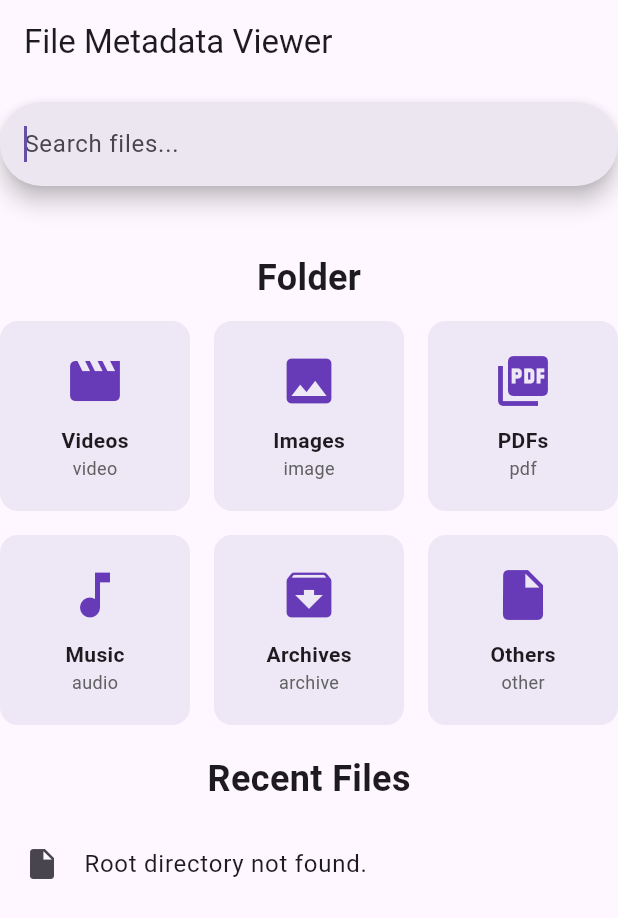
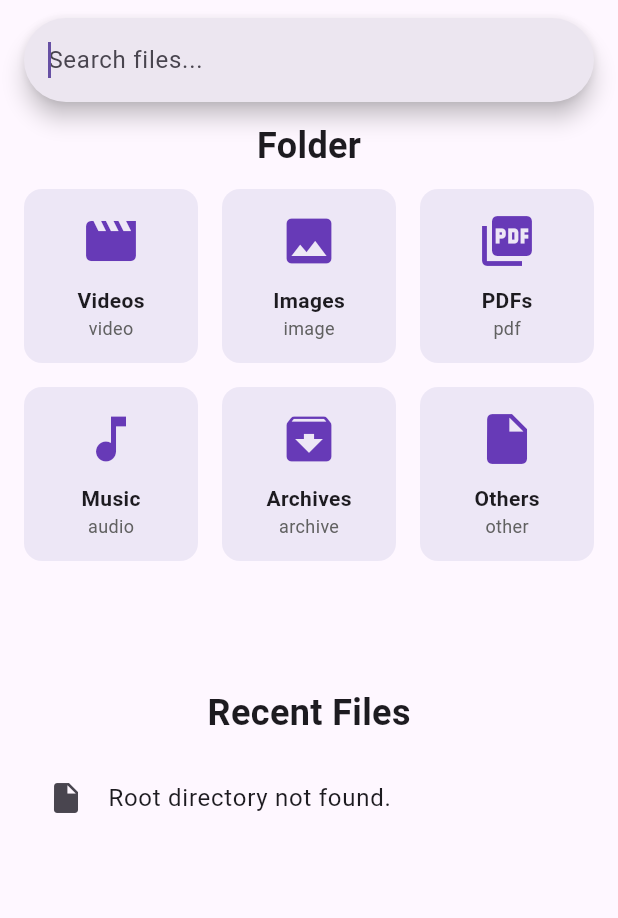
Before and after one commit to kp00004/file_sorter_1, a Flutter app: the screen it shows after launch, after a tap on "Search files...", on a phone screen of 412 x 824 dp. Shown: the top 918 px of the screen. Run offline on Flutter 3.47's test engine with Material 3 defaults, Android fonts, the phone set to English and light mode, and no system bars; our stand-ins replace hive, hive_flutter, permission_handler; accounts and stored records are empty.

Commit message:
not bleeding edges :')

```diff
--- a/lib/HomePage.dart
+++ b/lib/HomePage.dart
@@ -1,7 +1,6 @@
 import 'package:flutter/material.dart';
 import 'perms.dart';
 import 'FileData.dart';
-import 'Tags.dart';
 import 'package:path/path.dart' as p;
 
 class FileHome extends StatefulWidget {
@@ -11,7 +10,6 @@ class FileHome extends StatefulWidget {
 
 class _FileHomeState extends State<FileHome> {
   //String output = "Loading file metadata...";
-  late final List<String> name;
   List<String> output = ["Loading file metadata..."];
   var renameFolders = "Folder";
   var renameRecents = "Recent Files";
@@ -29,7 +27,6 @@ class _FileHomeState extends State<FileHome> {
     bool granted = await requestPermissions();
     if (granted) {
       String data = await getFileMetadata();
-      print(files);
       setState(() {
         output =
             data
@@ -38,7 +35,6 @@ class _FileHomeState extends State<FileHome> {
                 .where((e) => e.isNotEmpty)
                 .toList();
       });
-    name=output;
     } else {
       setState(() {
         output = ["Permission denied."];
@@ -55,8 +51,11 @@ class _FileHomeState extends State<FileHome> {
   @override
   Widget build(BuildContext context) {
     return Scaffold(
-      appBar: AppBar(title: Text("File Metadata Viewer")),
-      body: Column(
+      //appBar: AppBar(title: Text("File Metadata Viewer")),
+      body: SafeArea(
+        child: Padding(
+          padding: const EdgeInsets.symmetric(horizontal: 16),
+          child: Column(
             children: [
               SizedBox(height: 12),
               SearchBar(
@@ -70,21 +69,8 @@ class _FileHomeState extends State<FileHome> {
                         output.where((entry) => entry.contains(query)).toList();
                   });
                 },
-            onChanged: (value) {
-              // print(output);
-              // print(name);
-              setState(() {
-                if (value.isEmpty) {
-                  output = name;
-                } else {
-                  output = name
-                      .where((entry) => entry.contains(value))
-                      .toList();
-                }
-              });
-            }
               ),
-          Padding(padding: const EdgeInsets.all(16)),
+              //Padding(padding: const EdgeInsets.all(16)),
               SizedBox(height: 12),
               Text(
                 renameFolders,
@@ -155,6 +141,8 @@ class _FileHomeState extends State<FileHome> {
               ),
             ],
           ),
+        ),
+      ),
     );
   }
 }
```
Also changed, not shown: pubspec.lock. Lines whose indentation alone changed are shown as unchanged.
